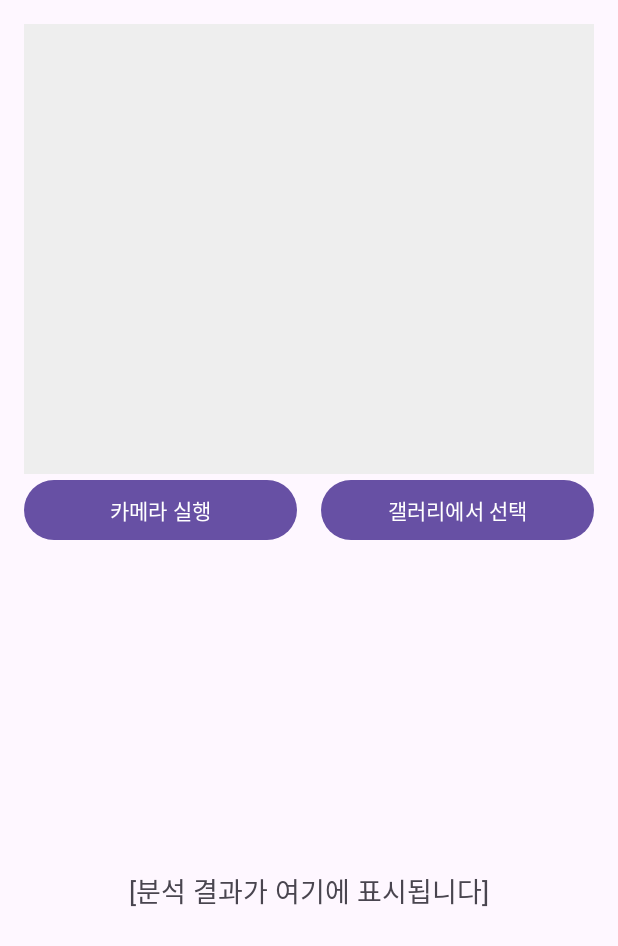
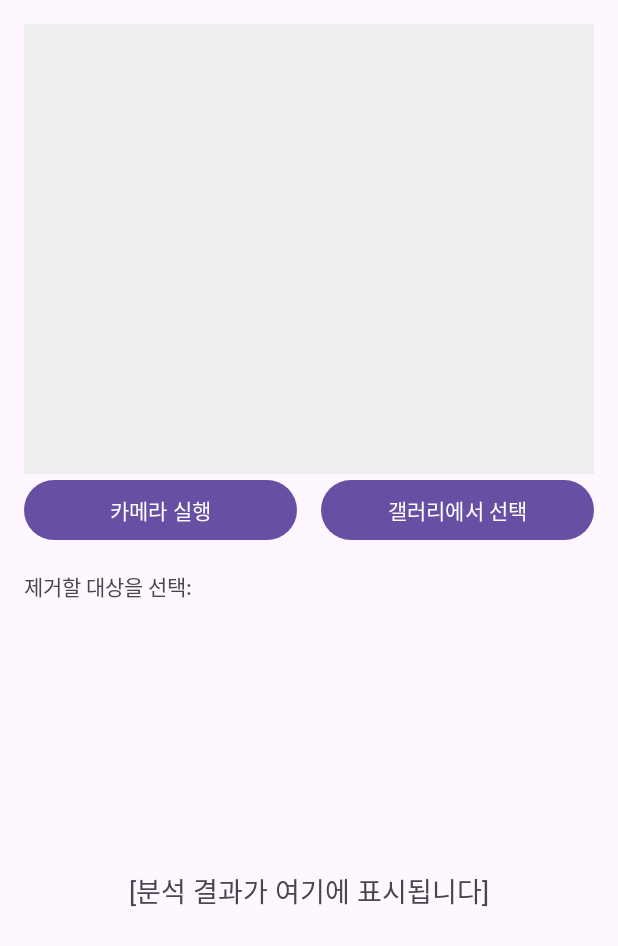
Before and after one commit to chaeun00/WootecoOnDeviceAI, an Android app: the screen it shows after launch (MainActivity), on a phone screen of 412 x 824 dp. Shown: the top 946 px of the screen. Run offline under Robolectric (Android 15) with nearby library versions, the phone set to English and light mode, and no system bars.

Commit message:
feat(ui): 세그멘테이션 UI 및 제거 로직 연동
- 모델이 반환한 '클래스 목록'을 UI에 동적 'Chip' 버튼으로 생성.
- "background" 등 불필요한 키워드는 필터링.
- 생성된 'Chip'에 클릭 리스너를 추가.
- 칩 클릭 시, 'performPixelRemoval'을 호출하여 픽셀이 제거된
  비트맵을 ImageView에 최종 표시.

```diff
--- a/app/src/main/java/com/example/wootecoondeviceai/ml/ImageSegmenterService.kt
+++ b/app/src/main/java/com/example/wootecoondeviceai/ml/ImageSegmenterService.kt
@@ -185,9 +185,9 @@ class ImageSegmenterService(
 
     companion object {
         private const val DEFAULT_MODEL_NAME = "deeplabv3_with_metadata.tflite"
-
+        const val LABEL_BACKGROUND = "background"
         private val PASCAL_VOC_LABELS = listOf(
-            "background", "aeroplane", "bicycle", "bird", "boat", "bottle", "bus",
+            LABEL_BACKGROUND, "aeroplane", "bicycle", "bird", "boat", "bottle", "bus",
             "car", "cat", "chair", "cow", "diningtable", "dog", "horse", "motorbike",
             "person", "pottedplant", "sheep", "sofa", "train", "tvmonitor"
         )
--- a/app/src/main/res/layout/activity_main.xml
+++ b/app/src/main/res/layout/activity_main.xml
@@ -41,6 +41,33 @@
         app:layout_constraintEnd_toEndOf="parent" />
 
     <TextView
+        android:id="@+id/tv_segment_label"
+        android:layout_width="wrap_content"
+        android:layout_height="wrap_content"
+        android:layout_marginStart="16dp"
+        android:layout_marginTop="16dp"
+        android:text="@string/label_segmentation_chips"
+        app:layout_constraintTop_toBottomOf="@id/btn_camera"
+        app:layout_constraintStart_toStartOf="parent" />
+
+    <HorizontalScrollView
+        android:id="@+id/hsv_chip_container"
+        android:layout_width="0dp"
+        android:layout_height="wrap_content"
+        android:layout_marginHorizontal="16dp"
+        android:scrollbars="none"
+        app:layout_constraintTop_toBottomOf="@id/tv_segment_label"
+        app:layout_constraintStart_toStartOf="parent"
+        app:layout_constraintEnd_toEndOf="parent">
+
+        <com.google.android.material.chip.ChipGroup
+            android:id="@+id/chip_group_segments"
+            android:layout_width="wrap_content"
+            android:layout_height="wrap_content"
+            app:singleLine="true" />
+    </HorizontalScrollView>
+
+    <TextView
         android:id="@+id/tv_result"
         android:layout_width="0dp"
         android:layout_height="0dp"
--- a/app/src/main/res/values/strings.xml
+++ b/app/src/main/res/values/strings.xml
@@ -9,4 +9,7 @@
 
     <string name="text_analyzing">분석 중...</string>
     <string name="text_analysis_failed">분석에 실패했습니다.</string>
+
+    <string name="label_segmentation_chips">제거할 대상을 선택:</string>
+    <string name="text_removal_complete">\'%1$s\' 제거 완료</string>
 </resources>
```
Also changed, not shown: app/src/main/java/com/example/wootecoondeviceai/MainActivity.kt (+103 -17 lines), 1 other file.
